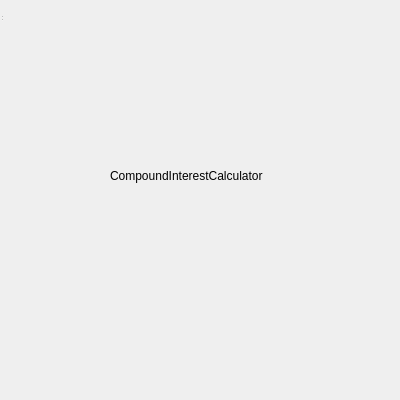
yousefvand/Forex-Calculator, file src/compoundinterestcalculator.ui: the form before one commit.
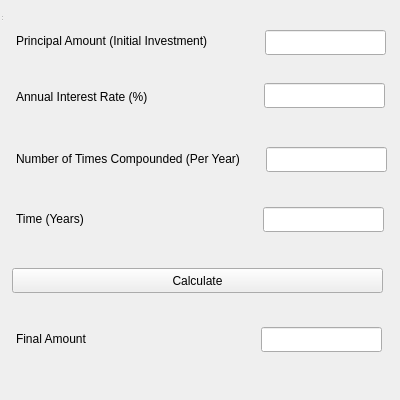
The form after the commit.

What changed in the file:
```diff
--- a/src/compoundinterestcalculator.ui
+++ b/src/compoundinterestcalculator.ui
@@ -19,20 +19,138 @@
      <x>0</x>
      <y>0</y>
      <width>441</width>
-     <height>351</height>
+     <height>401</height>
     </rect>
    </property>
    <widget class="QLabel" name="label">
     <property name="geometry">
      <rect>
-      <x>110</x>
-      <y>150</y>
-      <width>221</width>
-      <height>51</height>
+      <x>16</x>
+      <y>30</y>
+      <width>211</width>
+      <height>21</height>
      </rect>
     </property>
     <property name="text">
-     <string>CompoundInterestCalculator</string>
+     <string>Principal Amount (Initial Investment)</string>
+    </property>
+   </widget>
+   <widget class="QLabel" name="label_2">
+    <property name="geometry">
+     <rect>
+      <x>16</x>
+      <y>86</y>
+      <width>211</width>
+      <height>21</height>
+     </rect>
+    </property>
+    <property name="text">
+     <string>Annual Interest Rate (%)</string>
+    </property>
+   </widget>
+   <widget class="QLabel" name="label_3">
+    <property name="geometry">
+     <rect>
+      <x>16</x>
+      <y>148</y>
+      <width>251</width>
+      <height>21</height>
+     </rect>
+    </property>
+    <property name="text">
+     <string>Number of Times Compounded (Per Year)</string>
+    </property>
+   </widget>
+   <widget class="QLabel" name="label_4">
+    <property name="geometry">
+     <rect>
+      <x>16</x>
+      <y>208</y>
+      <width>211</width>
+      <height>21</height>
+     </rect>
+    </property>
+    <property name="text">
+     <string>Time (Years)</string>
+    </property>
+   </widget>
+   <widget class="QLabel" name="label_5">
+    <property name="geometry">
+     <rect>
+      <x>16</x>
+      <y>328</y>
+      <width>211</width>
+      <height>21</height>
+     </rect>
+    </property>
+    <property name="text">
+     <string>Final Amount</string>
+    </property>
+   </widget>
+   <widget class="QPushButton" name="pushButtonCalculate">
+    <property name="geometry">
+     <rect>
+      <x>12</x>
+      <y>268</y>
+      <width>371</width>
+      <height>25</height>
+     </rect>
+    </property>
+    <property name="text">
+     <string>Calculate</string>
+    </property>
+   </widget>
+   <widget class="QLineEdit" name="lineEditCompoundFrequency">
+    <property name="geometry">
+     <rect>
+      <x>266</x>
+      <y>147</y>
+      <width>121</width>
+      <height>25</height>
+     </rect>
+    </property>
+   </widget>
+   <widget class="QLineEdit" name="lineEditPrincipal">
+    <property name="geometry">
+     <rect>
+      <x>265</x>
+      <y>30</y>
+      <width>121</width>
+      <height>25</height>
+     </rect>
+    </property>
+   </widget>
+   <widget class="QLineEdit" name="lineEditInterestRate">
+    <property name="geometry">
+     <rect>
+      <x>264</x>
+      <y>83</y>
+      <width>121</width>
+      <height>25</height>
+     </rect>
+    </property>
+   </widget>
+   <widget class="QLineEdit" name="lineEditTimeYears">
+    <property name="geometry">
+     <rect>
+      <x>263</x>
+      <y>207</y>
+      <width>121</width>
+      <height>25</height>
+     </rect>
+    </property>
+   </widget>
+   <widget class="QLineEdit" name="lineEditFinalAmount">
+    <property name="geometry">
+     <rect>
+      <x>261</x>
+      <y>327</y>
+      <width>121</width>
+      <height>25</height>
+     </rect>
+    </property>
+    <property name="readOnly">
+     <bool>true</bool>
     </property>
    </widget>
   </widget>
```
Left out of the diff: 8 changed lines with no effect on the pictures.
